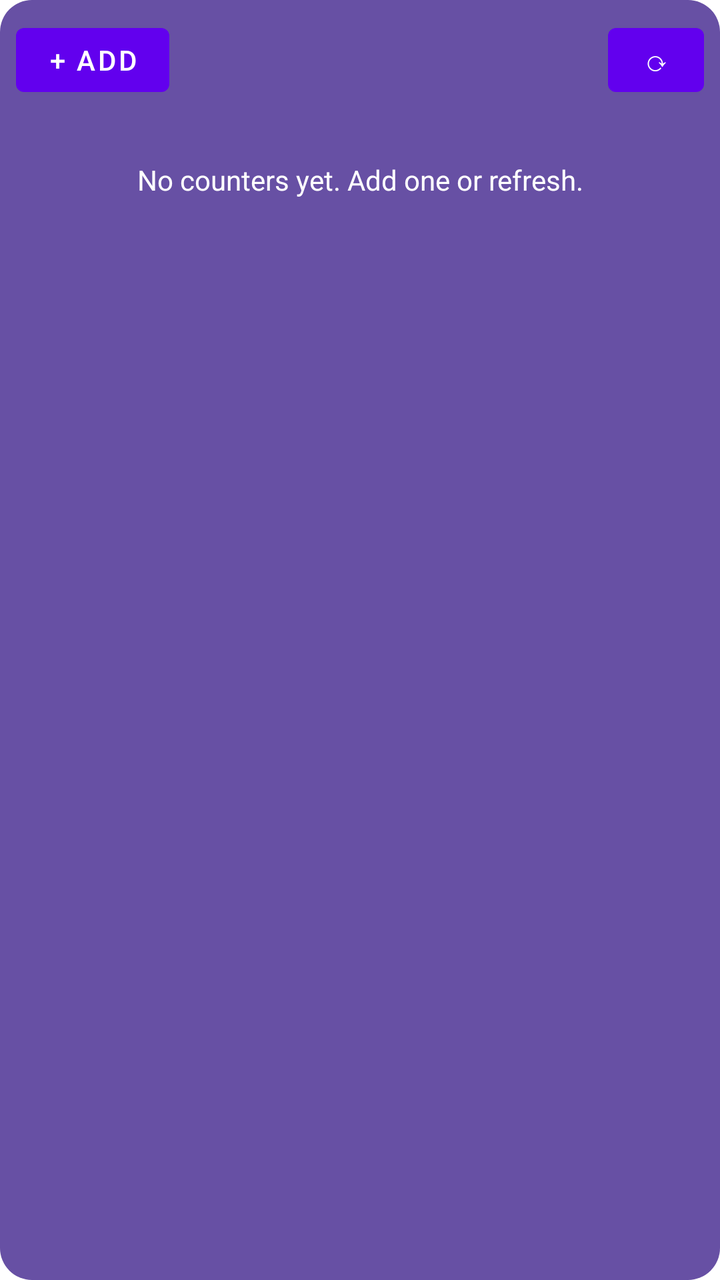
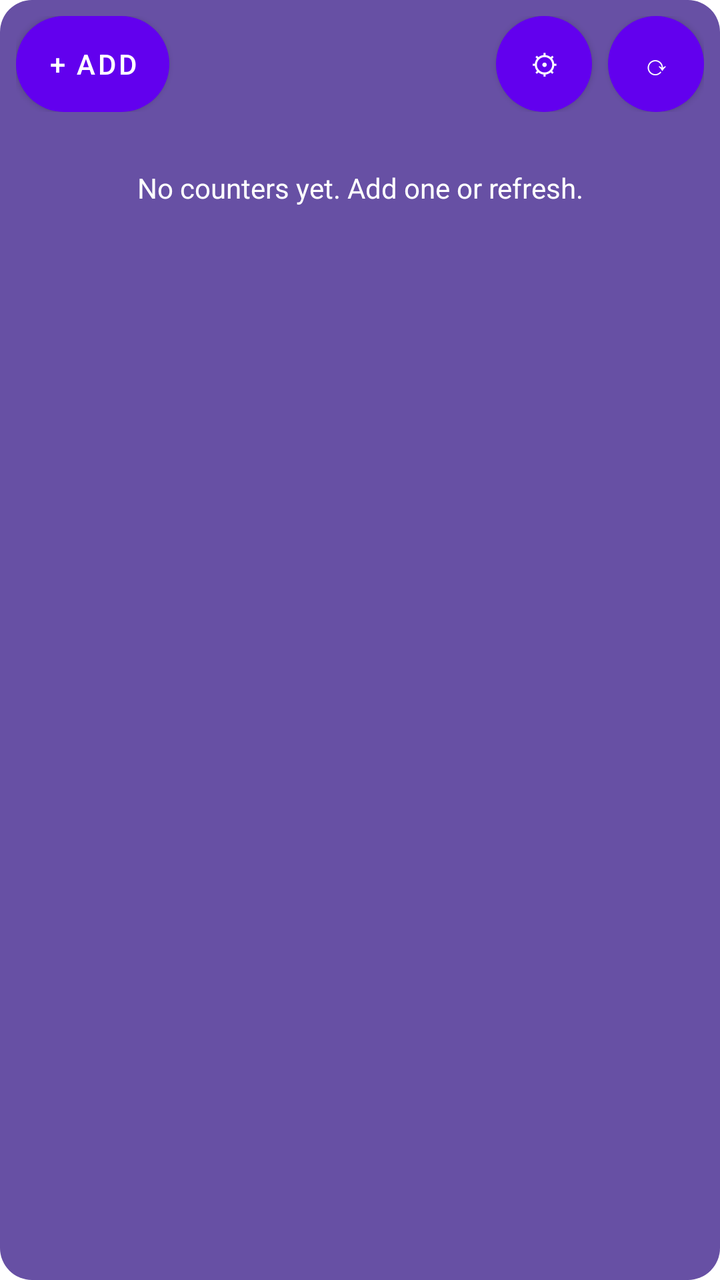

Before-and-after screenshots of an Android layout around one commit, followed by the original layout XML and the change that was made.
<!-- AndroidManifest.xml: fallback theme Theme.MaterialComponents.DayNight.NoActionBar -->
<!-- res/layout/counter_widget.xml -->
<?xml version="1.0" encoding="utf-8"?>
<LinearLayout xmlns:android="http://schemas.android.com/apk/res/android"
    android:layout_width="match_parent"
    android:layout_height="match_parent"
    android:background="@drawable/widget_background"
    android:orientation="vertical"
    android:padding="8dp">

    <LinearLayout
        android:layout_width="match_parent"
        android:layout_height="wrap_content"
        android:gravity="center_vertical"
        android:orientation="horizontal">

        <Button
            android:id="@+id/add_button"
            android:layout_width="wrap_content"
            android:layout_height="44dp"
            android:contentDescription="@string/add_counter"
            android:minWidth="64dp"
            android:text="@string/add" />

        <TextView
            android:layout_width="0dp"
            android:layout_height="1dp"
            android:layout_weight="1" />

        <Button
            android:id="@+id/refresh_button"
            android:layout_width="48dp"
            android:layout_height="44dp"
            android:contentDescription="@string/refresh"
            android:minWidth="48dp"
            android:text="@string/refresh_icon" />
    </LinearLayout>

    <TextView
        android:id="@+id/error_message"
        android:layout_width="match_parent"
        android:layout_height="wrap_content"
        android:maxLines="2"
        android:textColor="@color/counter_negative"
        android:textSize="12sp" />

    <TextView
        android:id="@+id/empty_message"
        android:layout_width="match_parent"
        android:layout_height="wrap_content"
        android:gravity="center"
        android:padding="12dp"
        android:text="@string/no_counters"
        android:textColor="@android:color/white" />

    <ListView
        android:id="@+id/counter_list"
        android:layout_width="match_parent"
        android:layout_height="0dp"
        android:layout_weight="1"
        android:divider="#55FFFFFF"
        android:dividerHeight="1dp"
        android:paddingTop="4dp"
        android:scrollbars="vertical" />
</LinearLayout>
<!-- resources referenced by this layout -->
<resources>
  <color name="counter_negative">#FFFF6B6B</color>
  <!-- drawable widget_background (drawable) -->
  <?xml version="1.0" encoding="utf-8"?>
  <shape xmlns:android="http://schemas.android.com/apk/res/android"
      android:shape="rectangle">
      <solid android:color="#6750A4" />
      <corners android:radius="16dp" />
  </shape>
  <string name="add">+ Add</string>
  <string name="add_counter">Add counter</string>
  <string name="no_counters">No counters yet. Add one or refresh.</string>
  <string name="refresh">Refresh counters</string>
  <string name="refresh_icon">⟳</string>
</resources>

<!-- the commit's change to res/layout/counter_widget.xml (unified diff, before → after) -->
@@ -1,5 +1,6 @@
 <?xml version="1.0" encoding="utf-8"?>
 <LinearLayout xmlns:android="http://schemas.android.com/apk/res/android"
+    android:id="@+id/counter_widget_root"
     android:layout_width="match_parent"
     android:layout_height="match_parent"
     android:background="@drawable/widget_background"
@@ -15,9 +16,10 @@
         <Button
             android:id="@+id/add_button"
             android:layout_width="wrap_content"
-            android:layout_height="44dp"
+            android:layout_height="48dp"
             android:contentDescription="@string/add_counter"
             android:minWidth="64dp"
+            android:background="@drawable/toolbar_button_background"
             android:text="@string/add" />
 
         <TextView
@@ -26,11 +28,23 @@
             android:layout_weight="1" />
 
         <Button
+            android:id="@+id/settings_button"
+            android:layout_width="48dp"
+            android:layout_height="48dp"
+            android:layout_marginStart="8dp"
+            android:contentDescription="@string/settings_title"
+            android:minWidth="48dp"
+            android:background="@drawable/toolbar_button_background"
+            android:text="@string/settings_icon" />
+
+        <Button
             android:id="@+id/refresh_button"
             android:layout_width="48dp"
-            android:layout_height="44dp"
+            android:layout_height="48dp"
+            android:layout_marginStart="8dp"
             android:contentDescription="@string/refresh"
             android:minWidth="48dp"
+            android:background="@drawable/toolbar_button_background"
             android:text="@string/refresh_icon" />
     </LinearLayout>
 
<!-- resource entries referenced after the edit -->
@@ -1,6 +1,13 @@
 <!-- resources referenced by this layout -->
 <resources>
   <color name="counter_negative">#FFFF6B6B</color>
+  <!-- drawable toolbar_button_background (drawable) -->
+  <?xml version="1.0" encoding="utf-8"?>
+  <shape xmlns:android="http://schemas.android.com/apk/res/android"
+      android:shape="rectangle">
+      <solid android:color="#6750A4" />
+      <corners android:radius="24dp" />
+  </shape>
   <!-- drawable widget_background (drawable) -->
   <?xml version="1.0" encoding="utf-8"?>
   <shape xmlns:android="http://schemas.android.com/apk/res/android"
@@ -13,5 +20,7 @@
   <string name="no_counters">No counters yet. Add one or refresh.</string>
   <string name="refresh">Refresh counters</string>
   <string name="refresh_icon">⟳</string>
+  <string name="settings_icon">⚙</string>
+  <string name="settings_title">Event Counters</string>
 </resources>
 
